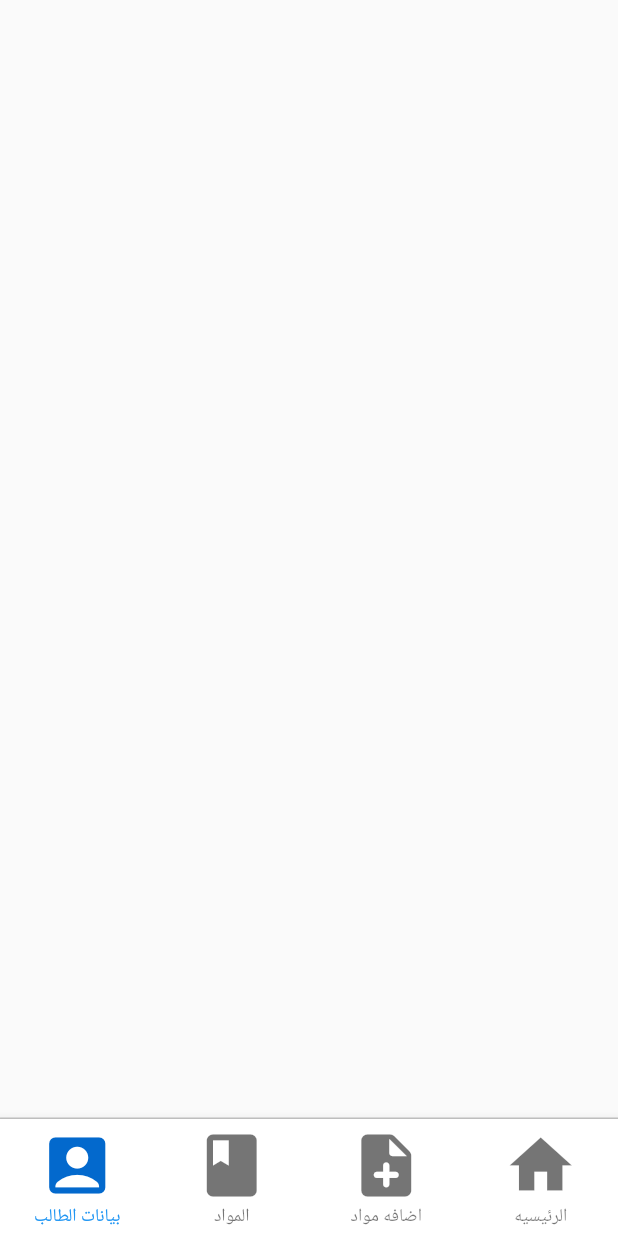
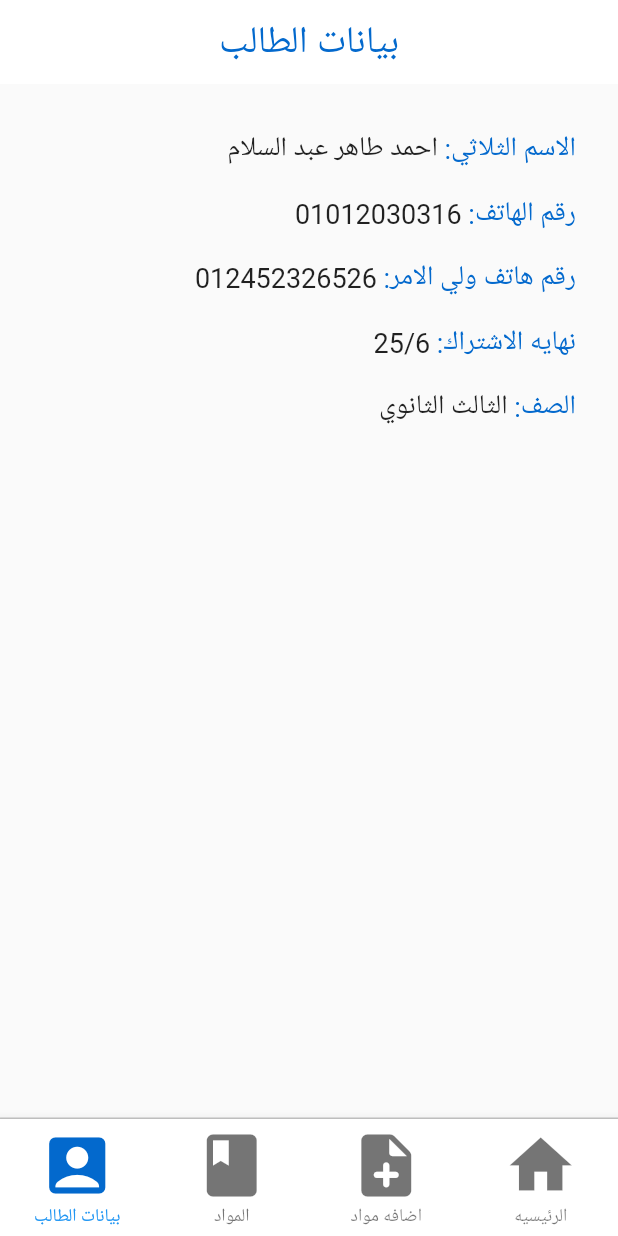
Before and after one commit to xotaro/video_app, a Flutter app: the screen it shows after launch, item 4 of the bottom bar chosen, on a phone screen of 412 x 824 dp. Run offline on Flutter 3.47's test engine with Material 2 defaults, Android fonts, the phone set to English and light mode, and no system bars.

Commit message:
'profile_home_page_navigation

```diff
--- a/lib/view/profile.dart
+++ b/lib/view/profile.dart
@@ -1,4 +1,5 @@
 import 'package:flutter/cupertino.dart';
+import 'package:flutter/material.dart';
 
 class Profile extends StatefulWidget {
   const Profile({Key? key}) : super(key: key);
@@ -10,6 +11,57 @@ class Profile extends StatefulWidget {
 class _ProfileState extends State<Profile> {
   @override
   Widget build(BuildContext context) {
-    return Container();
+    return Scaffold(
+      appBar: AppBar(
+        backgroundColor: Colors.white,
+      elevation: 0,
+        title: Text('بيانات الطالب',style: TextStyle(color:Color(0xff0369CD),fontSize: 25),),
+        centerTitle: true,
+      ),
+      body: Padding(
+        padding: EdgeInsets.only(right: 28,top: 31),
+        child: Column(
+          children: [
+            Padding(padding: EdgeInsets.only(bottom: 18),
+              child: Row(
+                children: [
+                  Text('الاسم الثلاثي: ',style: TextStyle(color: Color(0xff0369CD),fontSize: 18),),
+                  Text('احمد طاهر عبد السلام',style: TextStyle(fontSize: 18),)
+                ],
+              ),
+            ),
+            Padding(padding: EdgeInsets.only(bottom: 18),
+              child: Row(
+              children: [
+                Text('رقم الهاتف: ',style: TextStyle(color: Color(0xff0369CD),fontSize: 18),),
+                Text('01012030316',style: TextStyle(fontSize: 18),)
+              ],
+            )),
+              Padding(padding: EdgeInsets.only(bottom: 18),
+    child: Row(
+              children: [
+                Text('رقم هاتف ولي الامر: ',style: TextStyle(color: Color(0xff0369CD),fontSize: 18),),
+                Text('012452326526',style: TextStyle(fontSize: 18),)
+              ],
+            )),
+            Padding(padding: EdgeInsets.only(bottom: 18),
+                child: Row(
+                  children: [
+                    Text('نهايه الاشتراك: ',style: TextStyle(color: Color(0xff0369CD),fontSize: 18),),
+                    Text('25/6',style: TextStyle(fontSize: 18),)
+                  ],
+                )),
+            Row(
+              children: [
+                Text('الصف: ',style: TextStyle(color: Color(0xff0369CD),fontSize: 18),),
+                Text('الثالث الثانوي',style: TextStyle(fontSize: 18),)
+              ],
+            ),
+
+
+          ],
+        ),
+      ),
+    );
   }
 }
```
Also changed, not shown: lib/view/subject_info_card.dart (added, +127 -0 lines), lib/view/subjects.dart (+26 -1 lines).
